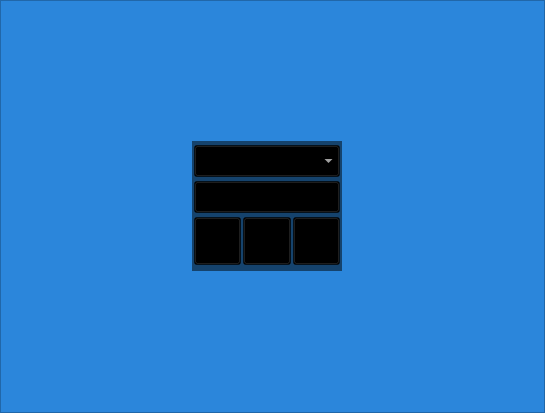
Old version of the form client/electricalsimulator.ui in the repository lev12/launcher.
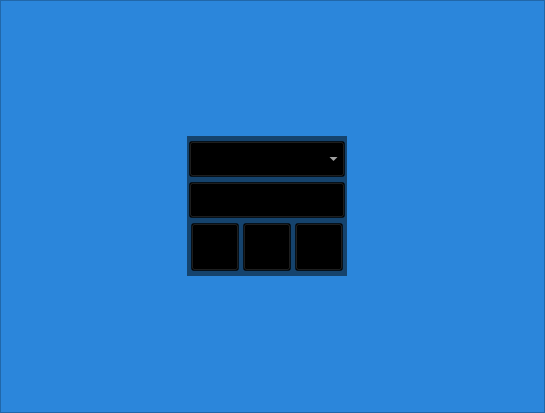
New version of the form. Icons and pictures are not drawn.

What changed in the file:
```diff
--- a/client/electricalsimulator.ui
+++ b/client/electricalsimulator.ui
@@ -106,14 +106,14 @@
           </property>
           <property name="minimumSize">
            <size>
-            <width>150</width>
-            <height>130</height>
+            <width>160</width>
+            <height>140</height>
            </size>
           </property>
           <property name="maximumSize">
            <size>
-            <width>250</width>
-            <height>220</height>
+            <width>300</width>
+            <height>270</height>
            </size>
           </property>
           <property name="styleSheet">
@@ -141,7 +141,7 @@
              <property name="minimumSize">
               <size>
                <width>25</width>
-               <height>32</height>
+               <height>36</height>
               </size>
              </property>
              <property name="styleSheet">
@@ -155,7 +155,7 @@
              <property name="minimumSize">
               <size>
                <width>0</width>
-               <height>32</height>
+               <height>36</height>
               </size>
              </property>
              <property name="styleSheet">
```
